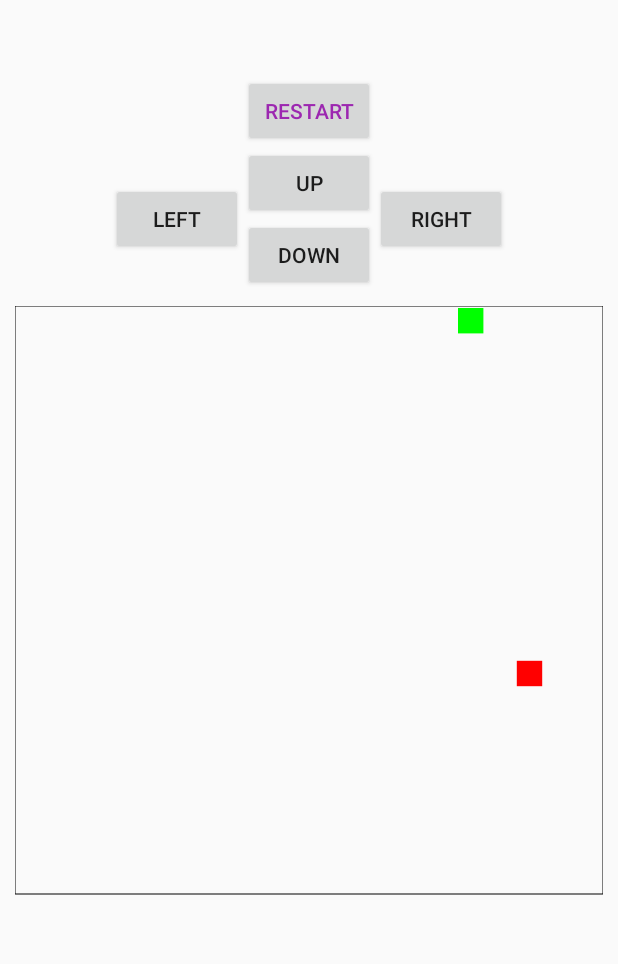
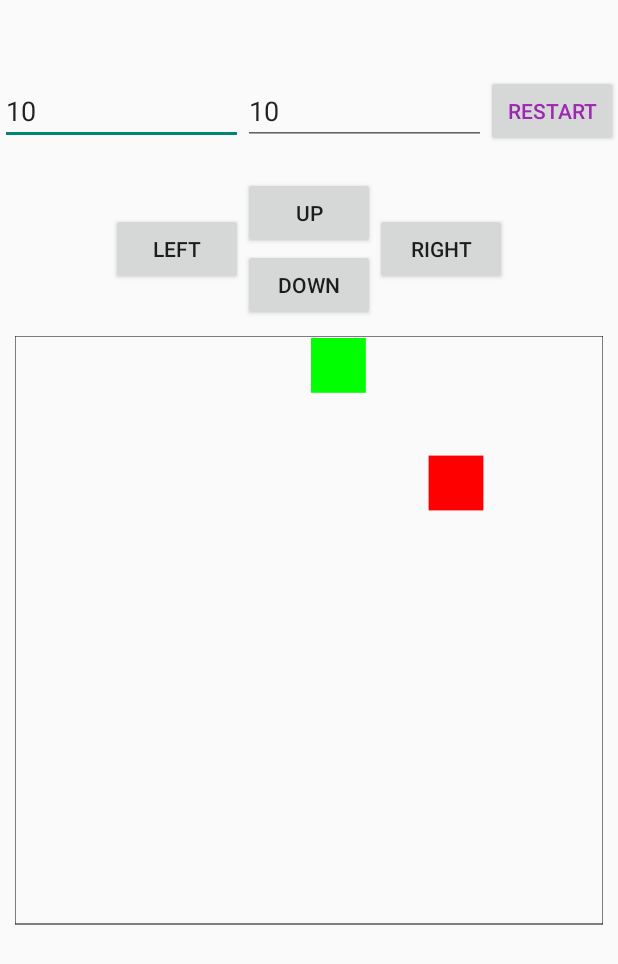
Before and after one commit to nvnazarov/cppr-2course, an Android app built with Jetpack Compose: the screen it shows after launch (MainActivity), after a tap on "START", on a phone screen of 412 x 824 dp. Shown: the top 964 px of the screen. Run offline under Robolectric (Android 15) with nearby library versions, the phone set to English and light mode, and no system bars.

Commit message:
Add two EditText fields to edit game field size

```diff
--- a/app/src/main/java/com/example/snake/MainActivity.kt
+++ b/app/src/main/java/com/example/snake/MainActivity.kt
@@ -4,6 +4,7 @@ import android.os.Bundle
 import android.view.View
 import android.view.View.OnClickListener
 import android.widget.Button
+import android.widget.EditText
 import androidx.activity.ComponentActivity
 import androidx.activity.enableEdgeToEdge
 import com.example.snake.game.Game
@@ -20,11 +21,32 @@ class MainActivity : ComponentActivity(), OnClickListener {
         setContentView(R.layout.layout_main)
 
         val gameView = findViewById<GameView>(R.id.game_view)
+        val editWidth = findViewById<EditText>(R.id.edit_width)
+        val editHeight = findViewById<EditText>(R.id.edit_height)
         val startBtn = findViewById<Button>(R.id.btn_start)
 
         startBtn.setOnClickListener {
+            var width: Int
+            var height: Int
+            try {
+                width = editWidth.text.toString().toInt()
+                height = editHeight.text.toString().toInt()
+
+                if (width <= 4 || height <= 4) throw IllegalArgumentException()
+            } catch (e: Exception) {
+                width = 10
+                height = 10
+                editWidth.setText(width.toString())
+                editHeight.setText(height.toString())
+            }
+
             startBtn.setText(R.string.restart)
-            game = Game(gameView, width = 20, height = 20, updatePeriod = 150L)
+            game = Game(
+                gameView,
+                width,
+                height,
+                updatePeriod = 150L
+            )
             game?.start()
         }
     }
--- a/app/src/main/res/layout/layout_main.xml
+++ b/app/src/main/res/layout/layout_main.xml
@@ -6,12 +6,42 @@
     android:gravity="center"
     android:orientation="vertical">
 
-    <Button
-        android:id="@+id/btn_start"
-        android:layout_width="wrap_content"
+    <LinearLayout
+        android:layout_width="match_parent"
         android:layout_height="wrap_content"
-        android:text="@string/start"
-        android:textColor="#9C27B0" />
+        android:layout_marginBottom="20dp"
+        android:gravity="center"
+        android:orientation="horizontal">
+
+        <EditText
+            android:id="@+id/edit_width"
+            android:layout_width="wrap_content"
+            android:layout_height="wrap_content"
+            android:layout_weight="1"
+            android:ems="10"
+            android:hint="@string/edit_width"
+            android:inputType="number"
+            android:numeric="integer"
+            android:text="@string/edit_default" />
+
+        <EditText
+            android:id="@+id/edit_height"
+            android:layout_width="wrap_content"
+            android:layout_height="wrap_content"
+            android:layout_weight="1"
+            android:ems="10"
+            android:hint="@string/edit_height"
+            android:inputType="number"
+            android:numeric="integer"
+            android:text="@string/edit_default" />
+
+        <Button
+            android:id="@+id/btn_start"
+            android:layout_width="wrap_content"
+            android:layout_height="wrap_content"
+            android:text="@string/start"
+            android:textColor="#9C27B0" />
+    </LinearLayout>
 
     <LinearLayout
         android:layout_width="wrap_content"
--- a/app/src/main/res/values/strings.xml
+++ b/app/src/main/res/values/strings.xml
@@ -6,4 +6,7 @@
     <string name="btn_down">DOWN</string>
     <string name="start">START</string>
     <string name="restart">RESTART</string>
+    <string name="edit_width">Width</string>
+    <string name="edit_height">Height</string>
+    <string name="edit_default">10</string>
 </resources>
```
